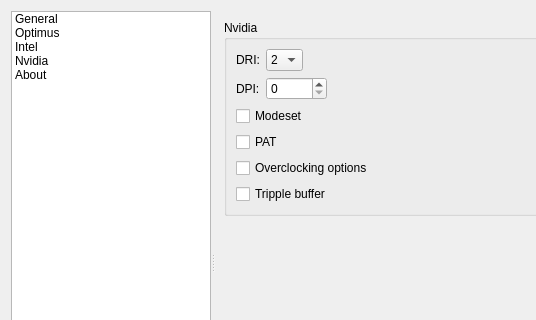
Before: the Qt Designer form src/settingsdialog.ui in Shatur/optimus-manager-qt, drawn with Qt 5; both pictures show x 0 to 536 and y 0 to 320 of the 800 by 552 pixel window.
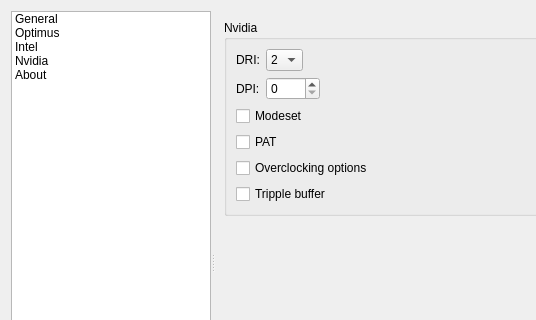
After: the same form once the commit is applied. The open tabs and pages were chosen to show the change. Icons and pictures are not drawn.

Commit message: change dpi maximum value to 1000

What changed in the file:
```diff
--- a/src/settingsdialog.ui
+++ b/src/settingsdialog.ui
@@ -720,7 +720,7 @@
              <item>
               <widget class="QSpinBox" name="nvidiaDpiSpinBox">
                <property name="maximum">
-                <number>65535</number>
+                <number>1000</number>
                </property>
               </widget>
              </item>
```
